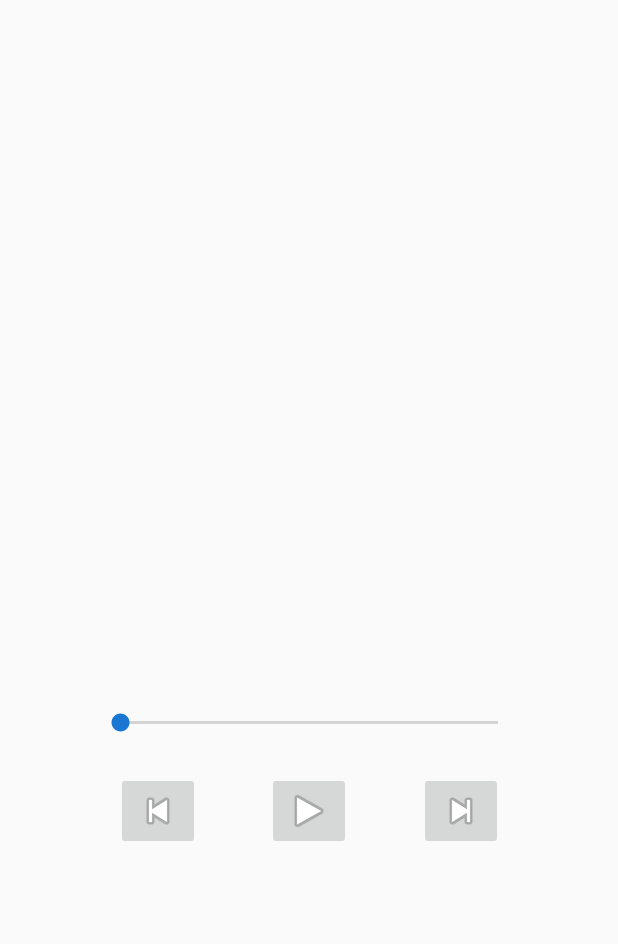
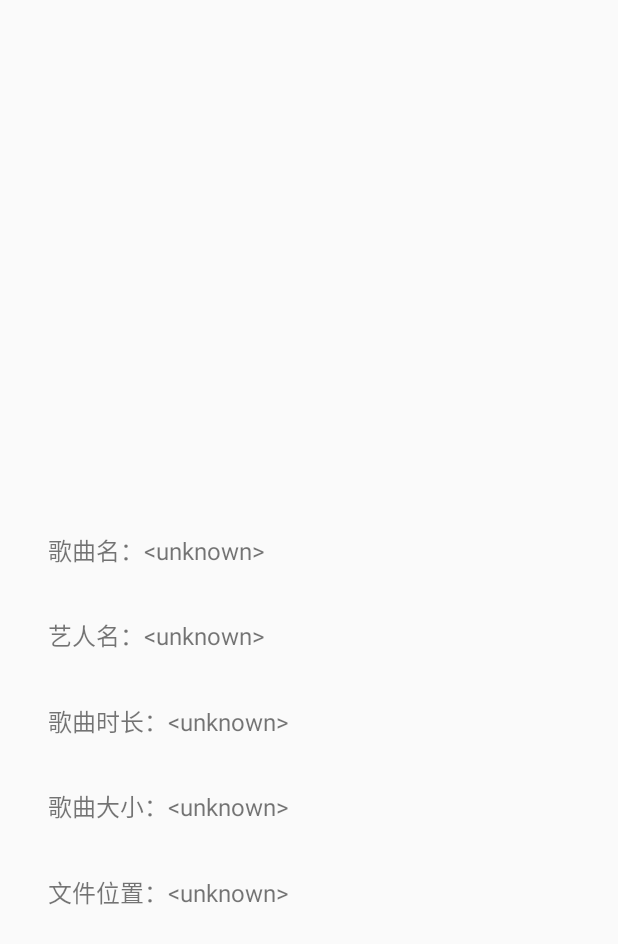
Before and after one commit to LQF39466/BananaPlayer, an Android app: the NowPlaying screen opened directly, with no data from a screen before it, on a phone screen of 412 x 824 dp. Shown: the top 944 px of the screen. Run offline under Robolectric (Android 15) with nearby library versions, the phone set to English and light mode, and no system bars; our stand-ins replace RxJava; libraries missing offline, so code that uses them is left out: com.tbruyelle.rxpermissions2; 3 statements that could not run were skipped.

Commit message:
NowPlaying finished (banner excepted)

```diff
--- a/app/src/main/java/com/hustcsproject/BananaPlayer/MainActivity.java
+++ b/app/src/main/java/com/hustcsproject/BananaPlayer/MainActivity.java
@@ -159,6 +159,9 @@ public class MainActivity extends BaseActivity {
         Intent intent = new Intent(this, NowPlaying.class);
         intent.putExtra("songName", songsList.get(mPosition).getName());
         intent.putExtra("artist", songsList.get(mPosition).getSinger());
+        intent.putExtra("duration",songsList.get(mPosition).getDuration());
+        intent.putExtra("size",songsList.get(mPosition).getSize());
+        intent.putExtra("path",songsList.get(mPosition).getPath());
         intent.putExtra("imagePath", songsList.get(mPosition).getImagePath());
         startActivity(intent);
     }
--- a/app/src/main/java/com/hustcsproject/BananaPlayer/NowPlaying.java
+++ b/app/src/main/java/com/hustcsproject/BananaPlayer/NowPlaying.java
@@ -3,10 +3,7 @@ package com.hustcsproject.BananaPlayer;
 
 import android.content.Intent;
 import android.os.Bundle;
-import android.support.v7.app.AppCompatActivity;
-import android.widget.ImageButton;
 import android.widget.ImageView;
-import android.widget.SeekBar;
 import android.widget.TextView;
 
 public class NowPlaying extends MainActivity {
@@ -17,14 +14,42 @@ public class NowPlaying extends MainActivity {
         setContentView(R.layout.activity_now_playing);
 
         Intent intent = getIntent();
+        ImageView albumCoverImageView = findViewById(R.id.albumCoverImageView);
         TextView musicNameTextView = findViewById(R.id.musicNameTextView);
         TextView musicianNameTextView = findViewById(R.id.musicianNameTextView);
-        musicNameTextView.setText(intent.getStringExtra("songName"));
-        musicianNameTextView.setText(intent.getStringExtra("artist"));
-    }
+        TextView musicLocalFilePathTextView = findViewById(R.id.musicDurationTextView);
+        TextView musicDurationTextView = findViewById(R.id.musicLocalFilePathTextView);
+        TextView musicSizeTextView = findViewById(R.id.musicSizeTextView);
 
-    public void onClickStop() {
-        super.onClick(findViewById(R.id.playStopButton));
+        String str="<unknown>";
+        if(intent.getStringExtra("songName")!=null) {
+            musicNameTextView.setText("歌曲名："+intent.getStringExtra("songName"));
+        }else{
+            musicNameTextView.setText("歌曲名："+str);
+        }
+        if(intent.getStringExtra("artist")!=null){
+            musicianNameTextView.setText("艺人名："+intent.getStringExtra("artist"));
+        }else{
+            musicianNameTextView.setText("艺人名："+str);
+        }
+        if(intent.getStringExtra("path")!=null){
+            musicLocalFilePathTextView.setText("文件位置："+intent.getStringExtra("path"));
+        }else{
+            musicLocalFilePathTextView.setText("文件位置："+str);
+        }
+        if(intent.getStringExtra("duration")!=null){
+            musicDurationTextView.setText("歌曲时长："+intent.getStringExtra("duration"));
+        }else{
+            musicDurationTextView.setText("歌曲时长："+str);
+        }
+        if(intent.getStringExtra("size")!=null)
+        {
+            musicSizeTextView.setText("歌曲大小："+intent.getStringExtra("size"));
+        }else{
+            musicSizeTextView.setText("歌曲大小："+str);
+        }
+
+
     }
 
 }
--- a/app/src/main/res/drawable/ic_baseline_more_40.xml
+++ b/app/src/main/res/drawable/ic_baseline_more_40.xml
@@ -1,5 +1,5 @@
-<vector android:height="40dp" android:viewportHeight="1024"
-    android:viewportWidth="1024" android:width="40dp" xmlns:android="http://schemas.android.com/apk/res/android">
+<vector android:height="20dp" android:viewportHeight="1024"
+    android:viewportWidth="1024" android:width="20dp" xmlns:android="http://schemas.android.com/apk/res/android">
     <path android:fillColor="#FFD84A" android:pathData="M683.5,679.7m-288,0a288,288 0,1 0,576 0,288 288,0 1,0 -576,0Z"/>
     <path android:fillColor="#FF000000" android:pathData="M692.5,913.9h-448c-120.3,0 -217.6,-97.3 -217.6,-217.6v-448c0,-120.3 97.3,-217.6 217.6,-217.6h448c120.3,0 217.6,97.3 217.6,217.6v448c0,119 -97.3,217.6 -217.6,217.6zM244.5,81.9c-92.2,0 -166.4,74.2 -166.4,166.4v448c0,92.2 74.2,166.4 166.4,166.4h448c92.2,0 166.4,-74.2 166.4,-166.4v-448c0,-92.2 -74.2,-166.4 -166.4,-166.4h-448z"/>
     <path android:fillColor="#FF000000" android:pathData="M270.1,472.3c0,26.9 21.8,48.6 48.6,48.6s48.6,-21.8 48.6,-48.6c0,-25.6 -21.8,-48.6 -48.6,-48.6s-48.6,19.2 -48.6,48.6z"/>
--- a/app/src/main/res/layout/activity_main.xml
+++ b/app/src/main/res/layout/activity_main.xml
@@ -67,12 +67,13 @@
 
         <TextView
             android:id="@+id/tvSongName"
-            android:layout_width="match_parent"
-            android:layout_height="wrap_content"
+            android:layout_width="0dp"
+            android:layout_height="17dp"
             android:layout_marginStart="16dp"
-            android:layout_marginEnd="16dp"
+            android:layout_marginEnd="8dp"
             app:layout_constraintBottom_toTopOf="@+id/nexButton"
-            app:layout_constraintEnd_toEndOf="parent"
+            app:layout_constraintEnd_toStartOf="@+id/imageButton"
+            app:layout_constraintHorizontal_bias="0.5"
             app:layout_constraintStart_toStartOf="parent"
             app:layout_constraintTop_toBottomOf="@+id/seekbar" />
 
@@ -88,6 +89,20 @@
             app:layout_constraintHorizontal_bias="0.5"
             app:layout_constraintStart_toStartOf="parent"
             app:layout_constraintTop_toTopOf="parent" />
+
+        <ImageButton
+            android:id="@+id/imageButton"
+            android:layout_width="wrap_content"
+            android:layout_height="wrap_content"
+            android:layout_marginEnd="16dp"
+            android:background="#00FFFFFF"
+            android:onClick="startNowPlayingActivity"
+            app:layout_constraintBottom_toBottomOf="@+id/tvSongName"
+            app:layout_constraintEnd_toEndOf="parent"
+            app:layout_constraintHorizontal_bias="0.5"
+            app:layout_constraintStart_toEndOf="@+id/tvSongName"
+            app:layout_constraintTop_toTopOf="@+id/tvSongName"
+            app:srcCompat="@drawable/ic_baseline_more_40" />
     </android.support.constraint.ConstraintLayout>
 
 </LinearLayout>
--- a/app/src/main/res/layout/activity_now_playing.xml
+++ b/app/src/main/res/layout/activity_now_playing.xml
@@ -6,78 +6,92 @@
     android:layout_height="match_parent"
     tools:context=".NowPlaying">
 
-    <ImageButton
-        android:id="@+id/playStopButton"
-        android:layout_width="wrap_content"
-        android:layout_height="wrap_content"
-        android:layout_marginStart="32dp"
-        android:layout_marginEnd="32dp"
-        android:onClick="onClickStop"
-        app:layout_constraintEnd_toStartOf="@+id/nextButton"
-        app:layout_constraintHorizontal_bias="0.5"
-        app:layout_constraintStart_toEndOf="@+id/previousButton"
-        app:layout_constraintTop_toTopOf="@+id/nextButton"
-        app:srcCompat="@android:drawable/ic_media_play" />
-
-    <ImageButton
-        android:id="@+id/previousButton"
-        android:layout_width="wrap_content"
-        android:layout_height="wrap_content"
-        android:layout_marginStart="64dp"
-        app:layout_constraintEnd_toStartOf="@+id/playStopButton"
-        app:layout_constraintHorizontal_bias="0.5"
-        app:layout_constraintStart_toStartOf="parent"
-        app:layout_constraintTop_toTopOf="@+id/playStopButton"
-        app:srcCompat="@android:drawable/ic_media_previous" />
-
-    <ImageButton
-        android:id="@+id/nextButton"
-        android:layout_width="wrap_content"
-        android:layout_height="wrap_content"
-        android:layout_marginEnd="64dp"
-        app:layout_constraintBottom_toBottomOf="parent"
-        app:layout_constraintEnd_toEndOf="parent"
-        app:layout_constraintHorizontal_bias="0.5"
-        app:layout_constraintStart_toEndOf="@+id/playStopButton"
-        app:layout_constraintTop_toBottomOf="@+id/albumCoverImageView"
-        app:srcCompat="@android:drawable/ic_media_next" />
-
-    <SeekBar
-        android:id="@+id/musicSeekBar"
-        android:layout_width="0dp"
-        android:layout_height="wrap_content"
-        android:layout_marginStart="64dp"
-        android:layout_marginEnd="64dp"
-        android:layout_marginBottom="24dp"
-        app:layout_constraintBottom_toTopOf="@+id/nextButton"
-        app:layout_constraintEnd_toEndOf="parent"
-        app:layout_constraintHorizontal_bias="0.0"
-        app:layout_constraintStart_toStartOf="parent" />
-
-    <TextView
-        android:id="@+id/musicNameTextView"
-        android:layout_width="wrap_content"
-        android:layout_height="wrap_content"
-        android:layout_marginBottom="8dp"
-        android:text="TextView"
-        app:layout_constraintBottom_toTopOf="@+id/musicianNameTextView"
-        app:layout_constraintStart_toStartOf="@+id/musicianNameTextView" />
-
-    <TextView
-        android:id="@+id/musicianNameTextView"
-        android:layout_width="wrap_content"
-        android:layout_height="wrap_content"
-        android:layout_marginBottom="16dp"
-        android:text="TextView"
-        app:layout_constraintBottom_toTopOf="@+id/musicSeekBar"
-        app:layout_constraintStart_toStartOf="@+id/musicSeekBar" />
-
     <ImageView
         android:id="@+id/albumCoverImageView"
         android:layout_width="wrap_content"
         android:layout_height="wrap_content"
-        app:layout_constraintBottom_toTopOf="@+id/nextButton"
+        android:layout_marginTop="32dp"
+        app:layout_constraintBottom_toTopOf="@+id/constraintLayout"
+        app:layout_constraintEnd_toEndOf="parent"
+        app:layout_constraintHorizontal_bias="0.5"
+        app:layout_constraintStart_toStartOf="parent"
         app:layout_constraintTop_toTopOf="parent"
-        tools:layout_editor_absoluteX="143dp"
         tools:srcCompat="@tools:sample/avatars" />
+
+    <android.support.constraint.ConstraintLayout
+        android:id="@+id/constraintLayout"
+        android:layout_width="match_parent"
+        android:layout_height="350dp"
+        android:layout_marginBottom="32dp"
+        app:layout_constraintBottom_toBottomOf="parent"
+        app:layout_constraintEnd_toEndOf="parent"
+        app:layout_constraintHorizontal_bias="0.5"
+        app:layout_constraintStart_toStartOf="parent"
+        app:layout_constraintTop_toBottomOf="@+id/albumCoverImageView"
+        app:layout_constraintVertical_bias="1.0">
+
+        <TextView
+            android:id="@+id/musicLocalFilePathTextView"
+            android:layout_width="0dp"
+            android:layout_height="wrap_content"
+            android:text="TextView"
+            android:textSize="16sp"
+            app:layout_constraintBottom_toTopOf="@+id/musicSizeTextView"
+            app:layout_constraintEnd_toEndOf="@+id/musicianNameTextView"
+            app:layout_constraintHorizontal_bias="0.5"
+            app:layout_constraintStart_toStartOf="@+id/musicianNameTextView"
+            app:layout_constraintTop_toBottomOf="@+id/musicianNameTextView" />
+
+        <TextView
+            android:id="@+id/musicDurationTextView"
+            android:layout_width="0dp"
+            android:layout_height="wrap_content"
+            android:layout_marginBottom="16dp"
+            android:text="TextView"
+            android:textSize="16sp"
+            app:layout_constraintBottom_toBottomOf="parent"
+            app:layout_constraintEnd_toEndOf="@+id/musicSizeTextView"
+            app:layout_constraintHorizontal_bias="0.5"
+            app:layout_constraintStart_toStartOf="@+id/musicSizeTextView"
+            app:layout_constraintTop_toBottomOf="@+id/musicSizeTextView" />
+
+        <TextView
+            android:id="@+id/musicNameTextView"
+            android:layout_width="0dp"
+            android:layout_height="wrap_content"
+            android:layout_marginStart="32dp"
+            android:layout_marginTop="16dp"
+            android:layout_marginEnd="32dp"
+            android:text="TextView"
+            android:textSize="16sp"
+            app:layout_constraintBottom_toTopOf="@+id/musicianNameTextView"
+            app:layout_constraintEnd_toEndOf="parent"
+            app:layout_constraintStart_toStartOf="parent"
+            app:layout_constraintTop_toTopOf="parent" />
+
+        <TextView
+            android:id="@+id/musicSizeTextView"
+            android:layout_width="0dp"
+            android:layout_height="wrap_content"
+            android:text="TextView"
+            android:textSize="16sp"
+            app:layout_constraintBottom_toTopOf="@+id/musicDurationTextView"
+            app:layout_constraintEnd_toEndOf="@+id/musicLocalFilePathTextView"
+            app:layout_constraintHorizontal_bias="0.5"
+            app:layout_constraintStart_toStartOf="@+id/musicLocalFilePathTextView"
+            app:layout_constraintTop_toBottomOf="@+id/musicLocalFilePathTextView" />
+
+        <TextView
+            android:id="@+id/musicianNameTextView"
+            android:layout_width="0dp"
+            android:layout_height="wrap_content"
+            android:text="TextView"
+            android:textSize="16sp"
+            app:layout_constraintBottom_toTopOf="@+id/musicLocalFilePathTextView"
+            app:layout_constraintEnd_toEndOf="@+id/musicNameTextView"
+            app:layout_constraintHorizontal_bias="0.5"
+            app:layout_constraintStart_toStartOf="@+id/musicNameTextView"
+            app:layout_constraintTop_toBottomOf="@+id/musicNameTextView" />
+    </android.support.constraint.ConstraintLayout>
+
 </android.support.constraint.ConstraintLayout>
```
